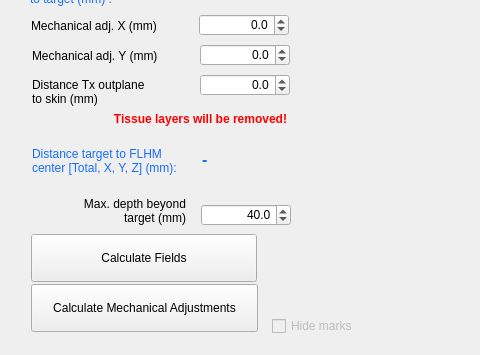
The window that BabelBrain/Babel_CTX250/form.ui (ProteusMRIgHIFU/BabelBrain) describes before a commit, drawn with Qt 5; both pictures show x 0 to 480 and y 116 to 471 of the 1251 by 471 pixel window.
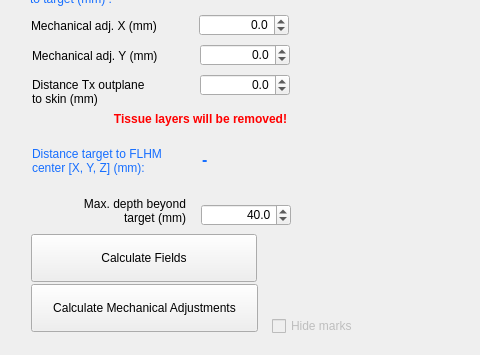
The same window after the commit.

What changed in the file:
```diff
--- a/BabelBrain/Babel_CTX250/form.ui
+++ b/BabelBrain/Babel_CTX250/form.ui
@@ -435,7 +435,7 @@
    </property>
    <property name="text">
     <string>Distance target to FLHM
-center [Total, X, Y, Z] (mm):</string>
+center [X, Y, Z] (mm):</string>
    </property>
    <property name="indent">
     <number>0</number>
```
